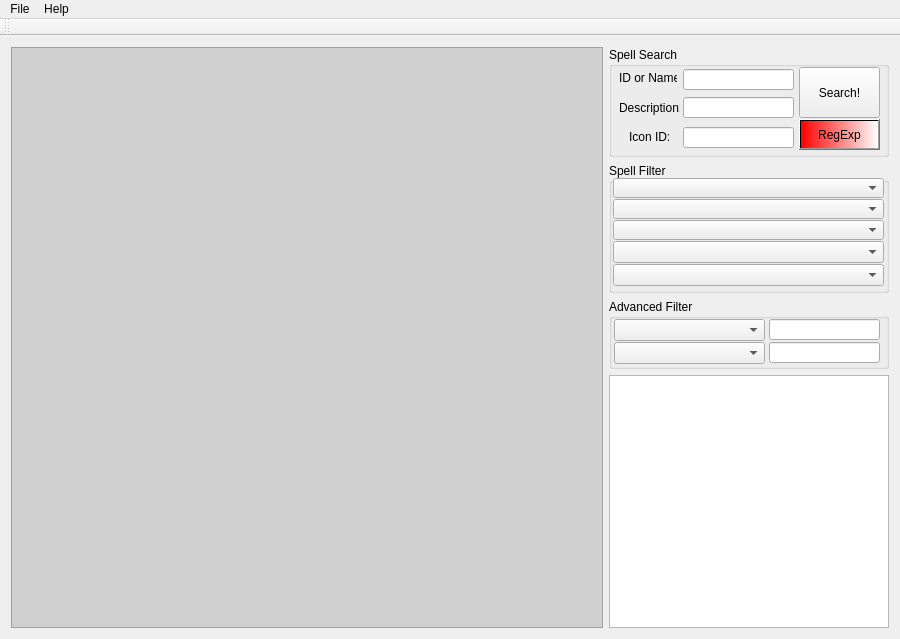
Before: the Qt Designer form QSW/SWFormUI.ui in sidsukana/QSpellWork, drawn with Qt 5.
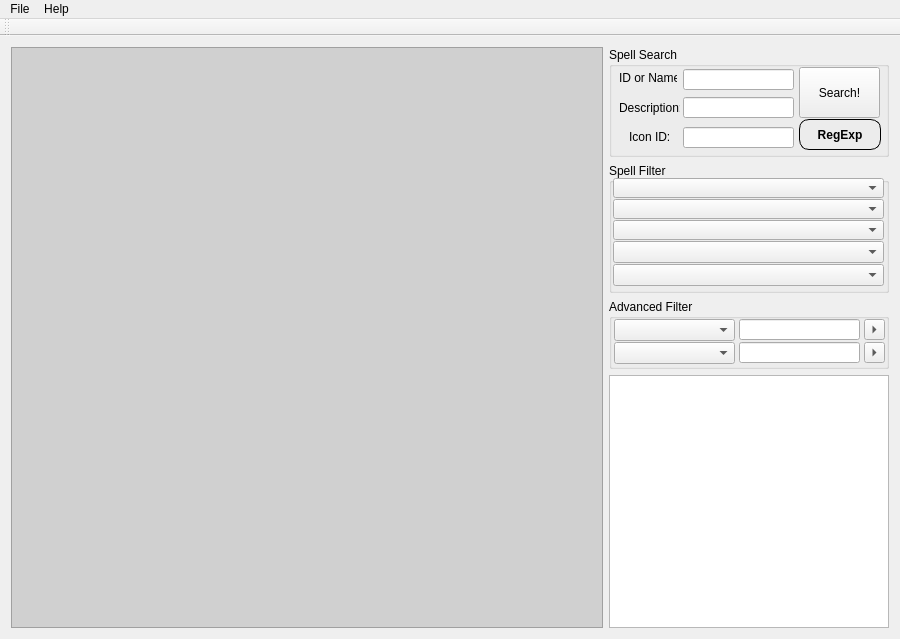
After: the same form once the commit is applied. Icons and pictures are not drawn.

Commit message: [14] * Add variant advanced search flag value      * Change RegExp button style.      * Fix crash at enable RegExp to NULL model.

```diff
--- a/QSW/SWFormUI.ui
+++ b/QSW/SWFormUI.ui
@@ -173,7 +173,7 @@
         <rect>
          <x>190</x>
          <y>72</y>
-         <width>81</width>
+         <width>82</width>
          <height>31</height>
         </rect>
        </property>
@@ -181,7 +181,18 @@
         <enum>Qt::StrongFocus</enum>
        </property>
        <property name="styleSheet">
-        <string notr="true">background-color: qlineargradient(spread:pad, x1:0, y1:0, x2:1, y2:0, stop:0 rgba(255, 0, 0, 255), stop:1 rgba(255, 255, 255, 255));</string>
+        <string notr="true">QPushButton {
+    border: 1px solid #000000;
+    border-radius: 10px;
+	background-color: qlineargradient(x1:0, y1:0, x2: 0, y2: 1, 
+									stop:0 #FF0000, stop: 0.5 #FF7070,
+									stop: 0.51 #FF0000, stop: 1 #FF7070);
+    color: #000000;
+    font: bold 12px;
+    min-width: 80px;
+}
+
+</string>
        </property>
        <property name="text">
         <string>RegExp</string>
@@ -356,7 +367,7 @@
         <rect>
          <x>5</x>
          <y>20</y>
-         <width>151</width>
+         <width>121</width>
          <height>22</height>
         </rect>
        </property>
@@ -367,9 +378,9 @@
       <widget class="QLineEdit" name="adLine1">
        <property name="geometry">
         <rect>
-         <x>160</x>
+         <x>130</x>
          <y>20</y>
-         <width>111</width>
+         <width>121</width>
          <height>21</height>
         </rect>
        </property>
@@ -377,9 +388,9 @@
       <widget class="QLineEdit" name="adLine2">
        <property name="geometry">
         <rect>
-         <x>160</x>
+         <x>130</x>
          <y>43</y>
-         <width>111</width>
+         <width>121</width>
          <height>21</height>
         </rect>
        </property>
@@ -389,7 +400,7 @@
         <rect>
          <x>5</x>
          <y>43</y>
-         <width>151</width>
+         <width>121</width>
          <height>22</height>
         </rect>
        </property>
@@ -397,6 +408,56 @@
         <number>30</number>
        </property>
       </widget>
+      <widget class="QToolButton" name="toolButton">
+       <property name="geometry">
+        <rect>
+         <x>255</x>
+         <y>20</y>
+         <width>21</width>
+         <height>21</height>
+        </rect>
+       </property>
+       <property name="styleSheet">
+        <string notr="true"/>
+       </property>
+       <property name="text">
+        <string>-&gt;</string>
+       </property>
+       <property name="autoExclusive">
+        <bool>false</bool>
+       </property>
+       <property name="popupMode">
+        <enum>QToolButton::InstantPopup</enum>
+       </property>
+       <property name="toolButtonStyle">
+        <enum>Qt::ToolButtonIconOnly</enum>
+       </property>
+       <property name="autoRaise">
+        <bool>false</bool>
+       </property>
+       <property name="arrowType">
+        <enum>Qt::RightArrow</enum>
+       </property>
+      </widget>
+      <widget class="QToolButton" name="toolButton_2">
+       <property name="geometry">
+        <rect>
+         <x>255</x>
+         <y>43</y>
+         <width>21</width>
+         <height>21</height>
+        </rect>
+       </property>
+       <property name="text">
+        <string>-&gt;</string>
+       </property>
+       <property name="popupMode">
+        <enum>QToolButton::InstantPopup</enum>
+       </property>
+       <property name="arrowType">
+        <enum>Qt::RightArrow</enum>
+       </property>
+      </widget>
      </widget>
     </item>
     <item row="3" column="3">
```
The commit also changes 8 other files.
